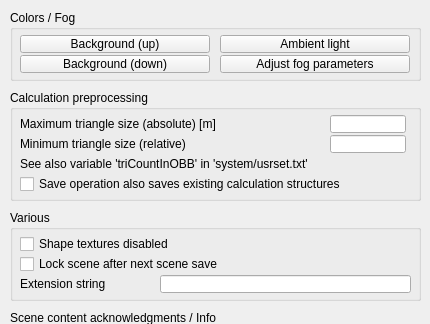
First picture: the form in ui/qdlgenvironment.ui, repository CoppeliaRobotics/coppeliaSimLib, before the edit; both pictures show x 0 to 430 and y 0 to 324 of the 430 by 473 pixel window.
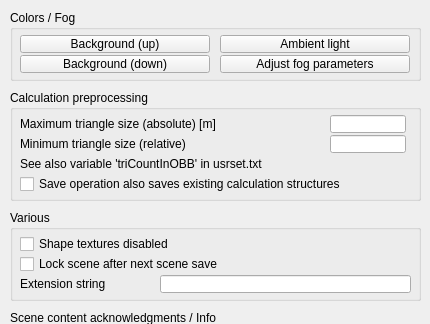
Second picture: the form after the edit.

```diff
--- a/ui/qdlgenvironment.ui
+++ b/ui/qdlgenvironment.ui
@@ -183,7 +183,7 @@
      </rect>
     </property>
     <property name="text">
-     <string>See also variable 'triCountInOBB' in 'system/usrset.txt'</string>
+     <string>See also variable 'triCountInOBB' in usrset.txt</string>
     </property>
    </widget>
   </widget>
```
